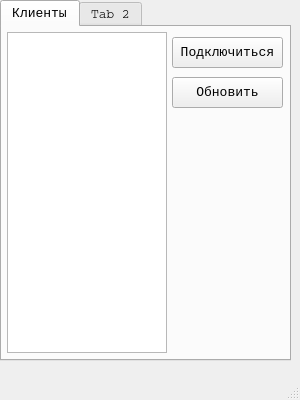
kostelov/talker, file db_server_monitor.ui: the form before one commit.
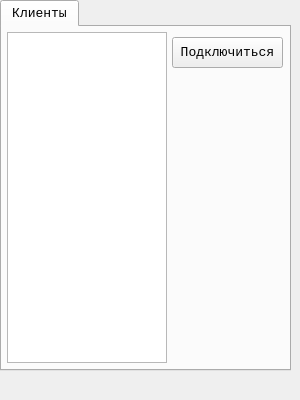
The form after the commit.

Commit message: client - доработан для работы с GUI client_gui - подключится к серверу, получить список контактов, отключиться db_server_monitor_gui - получить список клиентов из БД *.ui - файлы дизайна окон клиента и сервера

The edit to the form file:
```diff
--- a/db_server_monitor.ui
+++ b/db_server_monitor.ui
@@ -52,7 +52,7 @@
       <x>0</x>
       <y>0</y>
       <width>291</width>
-      <height>361</height>
+      <height>371</height>
      </rect>
     </property>
     <property name="font">
@@ -95,9 +95,12 @@
         <x>5</x>
         <y>5</y>
         <width>160</width>
-        <height>321</height>
+        <height>331</height>
        </rect>
       </property>
+      <property name="viewMode">
+       <enum>QListView::ListMode</enum>
+      </property>
      </widget>
      <widget class="QPushButton" name="pushButtonConnect">
       <property name="geometry">
@@ -118,24 +121,6 @@
        <string>Подключиться</string>
       </property>
      </widget>
-     <widget class="QPushButton" name="pushButtonRefresh">
-      <property name="geometry">
-       <rect>
-        <x>170</x>
-        <y>50</y>
-        <width>111</width>
-        <height>31</height>
-       </rect>
-      </property>
-      <property name="text">
-       <string>Обновить</string>
-      </property>
-     </widget>
-    </widget>
-    <widget class="QWidget" name="tab_2">
-     <attribute name="title">
-      <string>Tab 2</string>
-     </attribute>
     </widget>
    </widget>
   </widget>
@@ -149,7 +134,6 @@
     </rect>
    </property>
   </widget>
-  <widget class="QStatusBar" name="statusbar"/>
   <action name="action">
    <property name="text">
     <string>Выход</string>
```
Left out of the diff: 4 changed lines with no effect on the pictures. The commit also changes 5 other files.
